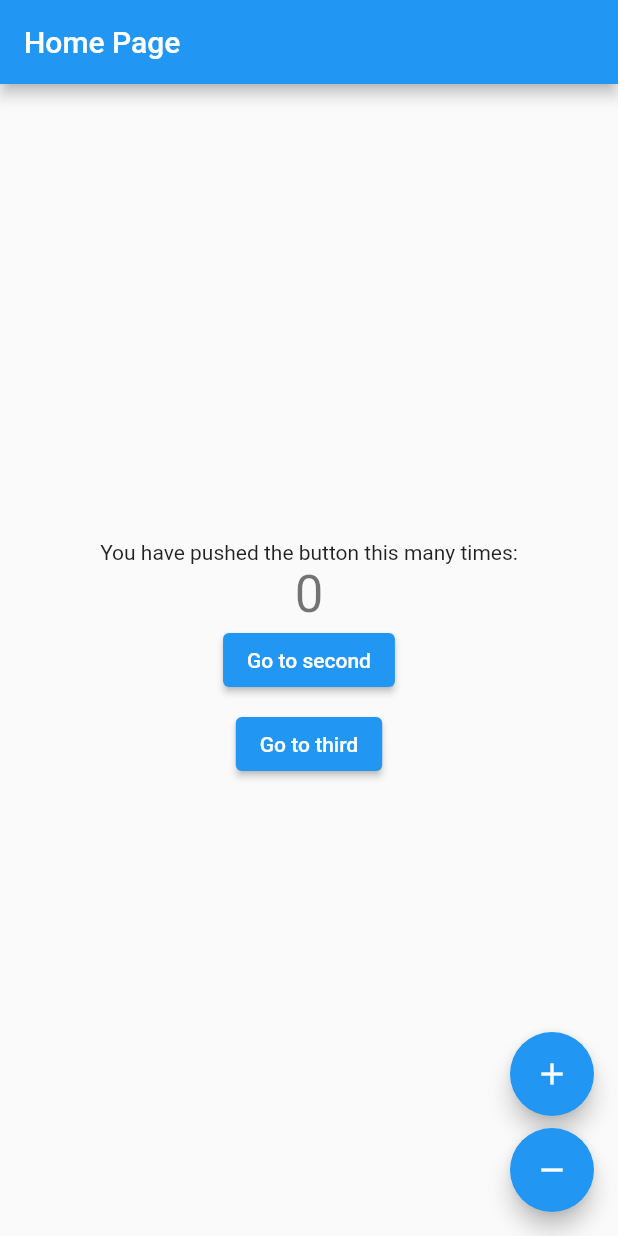
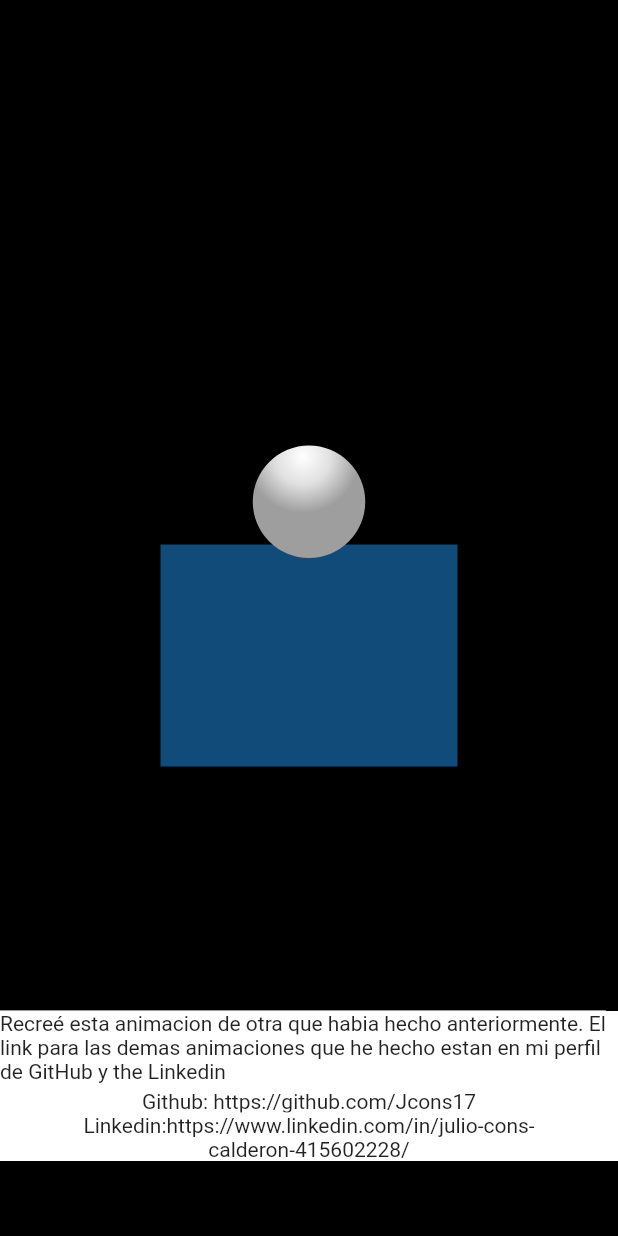
Before and after one commit to Jcons17/flutter_basic_challenge, a Flutter app: the screen it shows after launch, after a tap on "Go to third", on a phone screen of 412 x 824 dp. Run offline on Flutter 3.47's test engine with Material 2 defaults, Android fonts, the phone set to English and light mode, and no system bars; our stand-ins replace bloc, flutter_bloc, freezed_annotation; network calls fail.

Commit message:
+Add third screen and route

```diff
--- a/lib/core/presentation/pages/home_page.dart
+++ b/lib/core/presentation/pages/home_page.dart
@@ -16,9 +16,7 @@ class MyHomePage extends StatefulWidget {
 class _MyHomePageState extends State<MyHomePage> {
   @override
   Widget build(BuildContext context) {
-    return BlocProvider<HomepageBloc>(
-      create: (context) => HomepageBloc(),
-      child: Builder(builder: (context) {
+    return Builder(builder: (context) {
       return Scaffold(
         appBar: AppBar(
           title: const Text("Home Page"),
@@ -51,7 +49,7 @@ class _MyHomePageState extends State<MyHomePage> {
               ),
               ElevatedButton(
                 onPressed: () {
-                    print("Implement third Page");
+                  Navigator.pushNamed(context, "thirdPage");
                 },
                 child: const Text(
                   "Go to third",
@@ -81,7 +79,6 @@ class _MyHomePageState extends State<MyHomePage> {
           ],
         ),
       );
-      }),
-    );
+    });
   }
 }
--- /dev/null
+++ b/lib/core/presentation/pages/third_page.dart
@@ -0,0 +1,195 @@
+import 'package:flutter/material.dart';
+import 'package:url_launcher/url_launcher.dart';
+
+class ThirdPage extends StatelessWidget {
+  const ThirdPage({Key? key}) : super(key: key);
+
+  @override
+  Widget build(BuildContext context) {
+    return Scaffold(backgroundColor: Colors.black, body: Cube());
+  }
+}
+
+class Cube extends StatefulWidget {
+  const Cube({Key? key}) : super(key: key);
+
+  @override
+  _CubeState createState() => _CubeState();
+}
+
+class _CubeState extends State<Cube> with SingleTickerProviderStateMixin {
+  late AnimationController _controller;
+  late Animation<double> _rotate;
+  late Animation<double> _ball;
+  late Animation<double> _shadowBall;
+  late Animation<double> _shadowBallSpread;
+
+  final pi = 3.1415;
+  double sizeCube = 200.0;
+  final degree = 3.1415 / 180;
+  double sizebBall = 75;
+  bool isAnimate = false;
+
+  late double width;
+  late double height;
+
+  @override
+  void initState() {
+    super.initState();
+    _controller = AnimationController(
+        vsync: this, duration: const Duration(milliseconds: 1000));
+    _rotate = TweenSequence<double>([
+      TweenSequenceItem(
+          tween: Tween<double>(begin: 0, end: 0)
+              .chain(CurveTween(curve: Curves.bounceIn)),
+          weight: 90),
+      TweenSequenceItem(tween: Tween(begin: 0, end: 50), weight: 10),
+      //TweenSequenceItem(tween: Tween(begin: 50, end: 0), weight: 10)
+    ]).animate(_controller);
+    _ball = TweenSequence<double>([
+      TweenSequenceItem(
+          tween: Tween(begin: -150.0, end: 0.0)
+              .chain(CurveTween(curve: Curves.easeInQuad)),
+          weight: 90),
+      TweenSequenceItem(
+          tween: Tween(begin: 0.0, end: 50.0)
+              .chain(CurveTween(curve: Curves.linear)),
+          weight: 10),
+      //TweenSequenceItem(tween: Tween(begin: 50, end: 0), weight: 10)
+    ]).animate(_controller);
+
+    _shadowBallSpread = TweenSequence<double>([
+      TweenSequenceItem(
+          tween: Tween(begin: 50.0, end: 30.0)
+              .chain(CurveTween(curve: Curves.easeInQuad)),
+          weight: 90),
+      TweenSequenceItem(
+          tween: Tween(begin: 30.0, end: 30.0)
+              .chain(CurveTween(curve: Curves.linear)),
+          weight: 10),
+      //TweenSequenceItem(tween: Tween(begin: 50, end: 0), weight: 10)
+    ]).animate(_controller);
+
+    _controller.addStatusListener((status) {
+      if (status == AnimationStatus.completed) {
+        _controller.reverse();
+      }
+      if (status == AnimationStatus.dismissed) {
+        _controller.forward();
+      }
+    });
+    _controller.forward();
+  }
+
+  @override
+  void dispose() {
+    _controller.dispose();
+    super.dispose();
+  }
+
+  @override
+  Widget build(BuildContext context) {
+    width = MediaQuery.of(context).size.width;
+    height = MediaQuery.of(context).size.height;
+    return AnimatedBuilder(
+        animation: _controller,
+        child: Container(),
+        builder: (context, child) {
+          return GestureDetector(
+            onTap: () {
+              !isAnimate ? _controller.forward() : _controller.stop();
+              isAnimate = !isAnimate;
+            },
+            child: Center(
+                child: Stack(
+              children: [
+                back(),
+                ball(),
+                Positioned(
+                  bottom: 50,
+                  right: 0,
+                  left: 0,
+                  child: Container(
+                    height: 100,
+                    width: 300,
+                    color: Colors.white,
+                    child: Column(
+                      children: const [
+                        Expanded(
+                          child: Text(
+                            "Recreé esta animacion de otra que habia hecho anteriormente. El link para las demas animaciones que he hecho estan en mi perfil de GitHub y the Linkedin",
+                            style: TextStyle(backgroundColor: Colors.white),
+                          ),
+                        ),
+                        Text(
+                          "Github: https://github.com/Jcons17 ",
+                          style: TextStyle(backgroundColor: Colors.white),
+                          textAlign: TextAlign.center,
+                        ),
+                        Text(
+                          "Linkedin:https://www.linkedin.com/in/julio-cons-calderon-415602228/ ",
+                          style: TextStyle(backgroundColor: Colors.white),
+                          textAlign: TextAlign.center,
+                        ),
+                      ],
+                    ),
+                  ),
+                )
+              ],
+            )),
+          );
+        });
+  }
+
+  linkTo(String url) async {
+    const url = 'url';
+    if (await canLaunch(url)) {
+      await launch(url);
+    } else {
+      throw 'Could not launch $url';
+    }
+  }
+
+  Widget ball() {
+    return Positioned(
+        right: 0,
+        left: 0,
+        top: height / 2 - sizeCube / 2 - sizebBall + 10 + _ball.value,
+        child: Container(
+          width: sizebBall,
+          height: sizebBall,
+          decoration: BoxDecoration(
+              color: Colors.grey,
+              shape: BoxShape.circle,
+              gradient: RadialGradient(center: Alignment(-0.02, -0.8), colors: [
+                Colors.white,
+                Colors.grey.shade300,
+                Colors.grey.shade500
+              ])),
+        ));
+  }
+
+  Align back() {
+    return Align(
+      alignment: Alignment.center,
+      child: Transform(
+        transform: Matrix4.rotationY(0),
+        alignment: Alignment.topCenter,
+        child: Container(
+          height: sizeCube,
+          width: sizeCube,
+          child: Align(
+            alignment: Alignment.bottomCenter,
+            child: Container(
+              height: sizeCube - _rotate.value,
+              decoration: BoxDecoration(
+                color: Colors.blue.withOpacity(0.5),
+                border: Border.all(),
+              ),
+            ),
+          ),
+        ),
+      ),
+    );
+  }
+}
--- a/lib/core/presentation/widgets/app_widget.dart
+++ b/lib/core/presentation/widgets/app_widget.dart
@@ -1,5 +1,9 @@
 import 'package:flutter/material.dart';
+import 'package:flutter_basic_challenge/core/application/bloc/bloc.dart';
+import 'package:flutter_basic_challenge/core/application/bloc/home_page/homepage_bloc.dart';
 import 'package:flutter_basic_challenge/core/core.dart';
+import 'package:flutter_basic_challenge/core/presentation/pages/third_page.dart';
+import 'package:flutter_bloc/flutter_bloc.dart';
 
 class AppWidget extends StatefulWidget {
   const AppWidget({Key? key}) : super(key: key);
@@ -16,7 +20,12 @@ class _AppWidgetState extends State<AppWidget> {
 
   @override
   Widget build(BuildContext context) {
-    return MaterialApp(
+    return MultiBlocProvider(
+      providers: [
+        BlocProvider(create: (_) => HomepageBloc()),
+        BlocProvider(create: (_) => SecondpageBloc())
+      ],
+      child: MaterialApp(
         title: 'Flutter Demo',
         theme: ThemeData(
           primarySwatch: Colors.blue,
@@ -25,8 +34,10 @@ class _AppWidgetState extends State<AppWidget> {
         initialRoute: "firstPage",
         routes: {
           "firstPage": (_) => MyHomePage(),
-        "secondPage": (_) => SecondPage()
+          "secondPage": (_) => SecondPage(),
+          "thirdPage": (_) => ThirdPage(),
         },
+      ),
     );
   }
 }
```
Also changed, not shown: 2 other files. Lines whose indentation alone changed are shown as unchanged.
